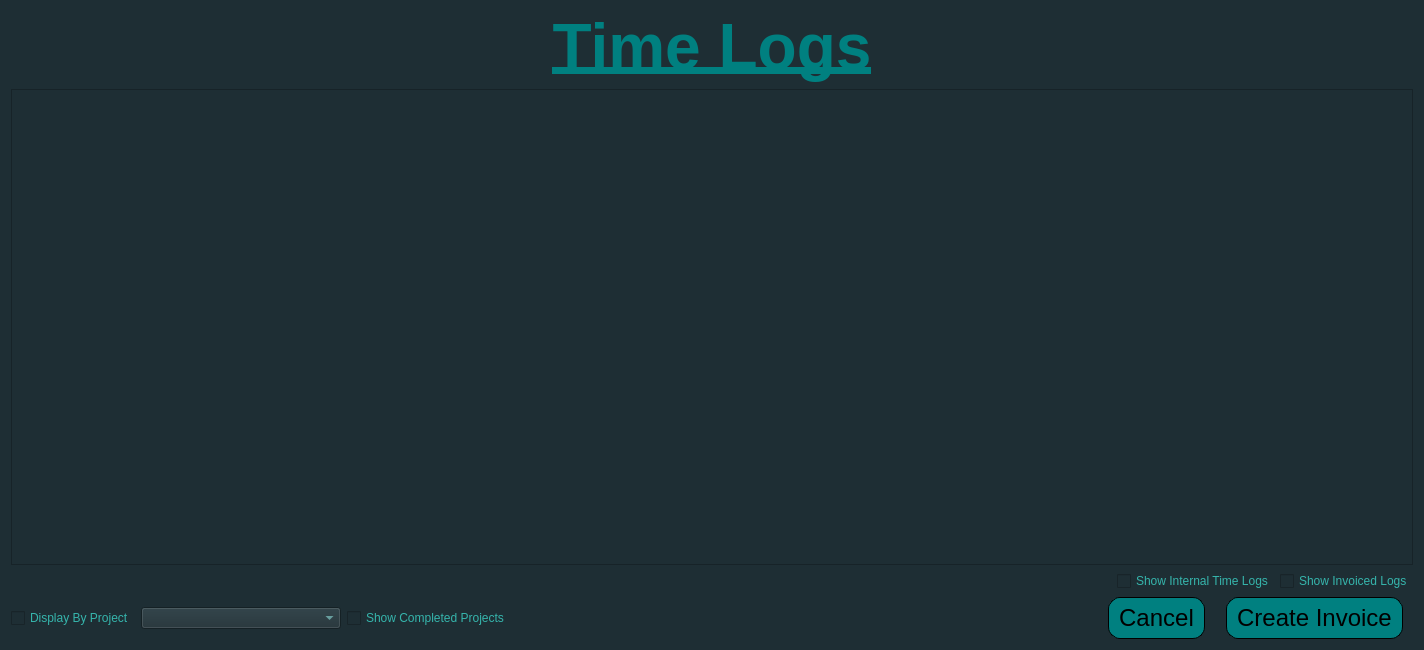
This is src/ui/ViewTimeEntries.ui in CanMatthewCode/ArchitectsLog as Qt 5 draws it before an edit. The edited form follows.
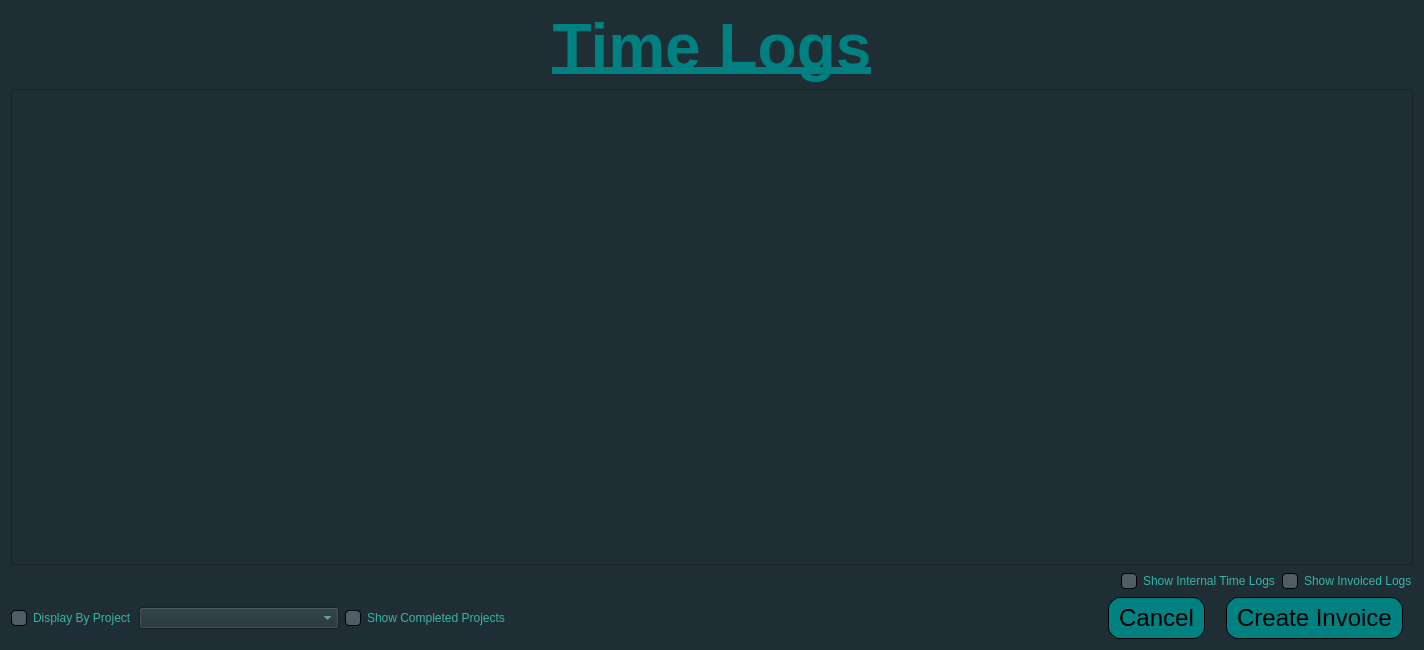
This is the edited form.

What changed in the file:
```diff
--- a/src/ui/ViewTimeEntries.ui
+++ b/src/ui/ViewTimeEntries.ui
@@ -34,6 +34,25 @@
 }
 QComboBox QAbstractItemView{
 	color: #89D5D2;
+}
+QCheckBox::indicator {
+	background-color: #4F5E63;
+	border-radius: 4px;
+	border: 1px solid black;
+	width: 14px;
+	height: 14px;
+}
+QCheckBox::indicator::checked{
+	background-color: #008080;
+	border-radius: 4px;
+	border: 1px solid black;
+	width: 14px;
+	height: 14px;
+}
+QHeaderView::section {
+	color: white;
+	background-color: #1E2E34;
+	border: 1px solid black;
 }</string>
   </property>
   <layout class="QVBoxLayout" name="verticalLayout">
```
Left out of the diff: 7 changed lines with no effect on the pictures.
